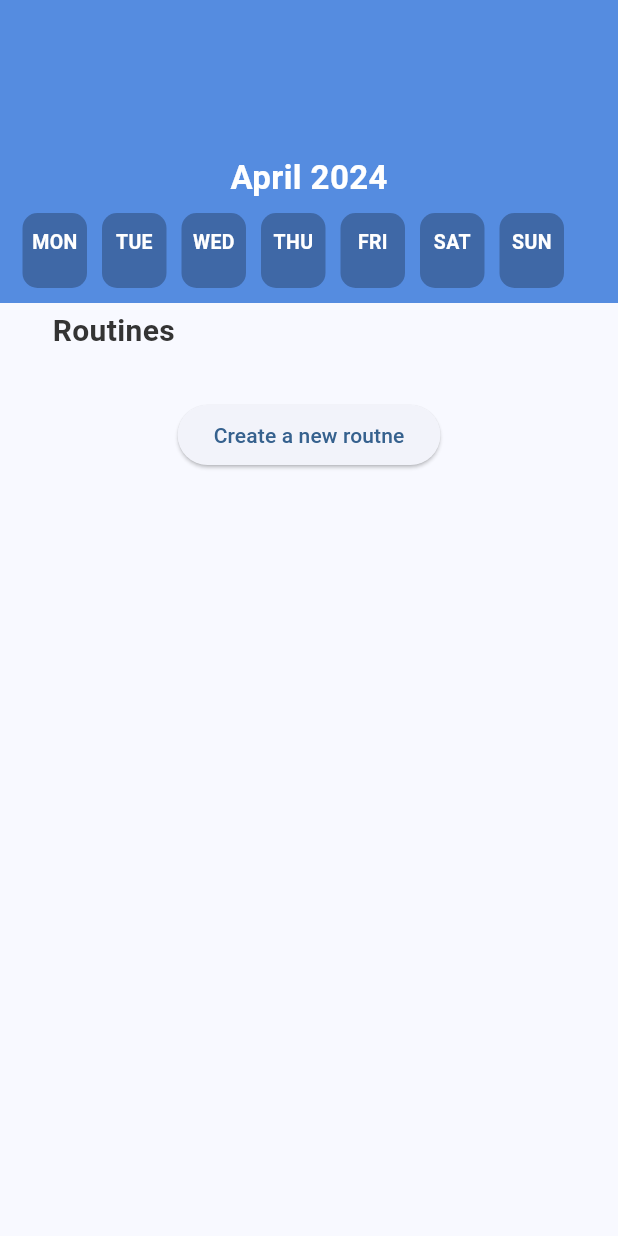
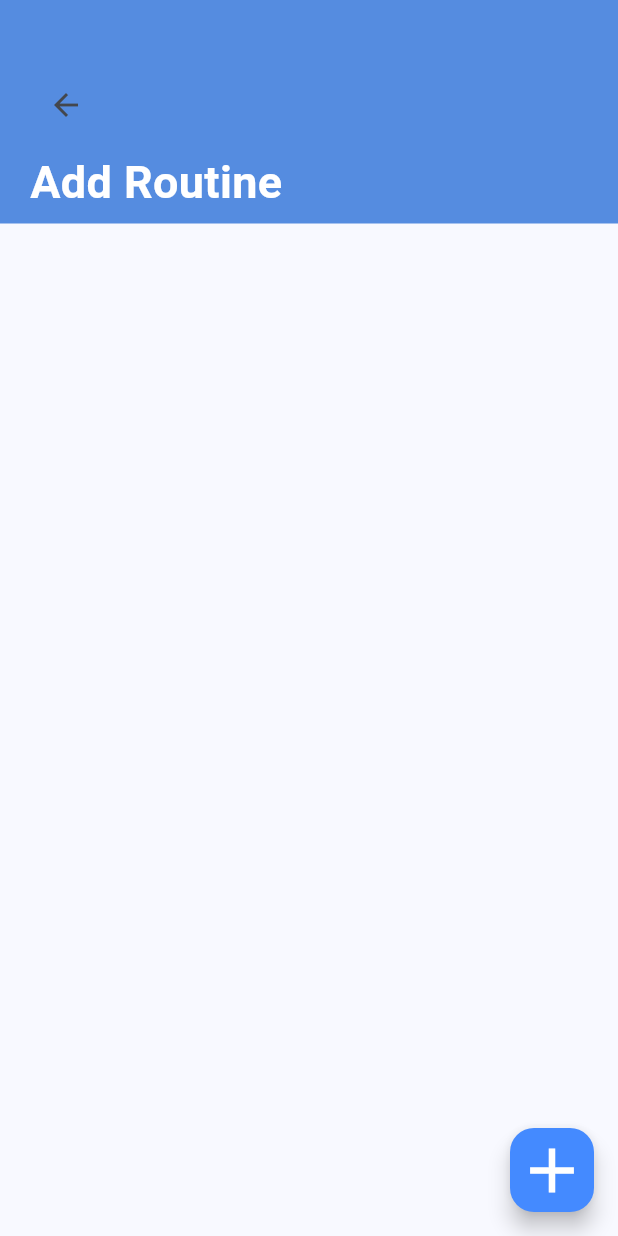
Before and after one commit to afdeanon/SeniorProject, a Flutter app: the WorkoutScreen widget shown alone on an empty page, opened directly, after a tap on "Create a new routne", on a phone screen of 412 x 824 dp. Run offline on Flutter 3.47's test engine with Material 3 defaults, Android fonts, the phone set to English and light mode, and no system bars; our stand-ins replace firebase_auth, firebase_core; missing offline and left inert: dart:ffi; accounts and stored records are empty; Roboto replaces fonts that are missing (SF Pro).

Commit message:
Created add routine and add workout screens:

```diff
--- /dev/null
+++ b/lib/screens/workoutScreens/adding/addRoutine.dart
@@ -0,0 +1,68 @@
+import 'package:flutter/material.dart';
+import 'package:firebase_auth/firebase_auth.dart';
+import 'package:social_workout_app/screens/workoutScreens/adding/addWorkout.dart';
+
+class AddRoutineScreen extends StatefulWidget {
+  const AddRoutineScreen({Key? key, User? user}) : super(key: key);
+
+  @override
+  _AddRoutineScreenState createState() => _AddRoutineScreenState();
+}
+
+class _AddRoutineScreenState extends State<AddRoutineScreen> {
+  @override
+  Widget build(BuildContext context) {
+    return Scaffold(
+      body: Center(
+          child: Column(
+        children: [
+          Container(
+            padding: const EdgeInsets.fromLTRB(20, 6, 10, 10),
+            decoration: const BoxDecoration(color: Color(0xFF558CE0)),
+            alignment: Alignment.topLeft,
+            child: Column(
+              children: [
+                SizedBox(height: 40),
+                Container(
+                  alignment: Alignment.topLeft,
+                  child: IconButton(
+                    icon: Icon(Icons.arrow_back),
+                    onPressed: () {
+                      Navigator.pop(context);
+                    },
+                  ),
+                ),
+                SizedBox(height: 10),
+                Container(
+                  alignment: Alignment.centerLeft,
+                  child: Text(
+                    'Add Routine',
+                    style: TextStyle(
+                      color: Colors.white,
+                      fontSize: 30,
+                      fontFamily: 'SF Pro',
+                      fontWeight: FontWeight.w600,
+                      height: 0,
+                    ),
+                  ),
+                )
+              ],
+              //ADD WORKOUT LIST HERE
+            ),
+          ),
+        ],
+      )),
+      floatingActionButton: FloatingActionButton(
+        onPressed: () {
+          Navigator.of(context).push(
+            MaterialPageRoute(builder: (context) => AddWorkoutScreen()),
+          );
+        },
+        splashColor: Color(0xFF558CE0),
+        foregroundColor: Colors.white,
+        backgroundColor: Colors.blueAccent,
+        child: const Icon(Icons.add, size: 50),
+      ),
+    );
+  }
+}
--- a/lib/screens/workoutScreens/workout/workoutScreen.dart
+++ b/lib/screens/workoutScreens/workout/workoutScreen.dart
@@ -2,6 +2,7 @@ import 'dart:async';
 
 import 'package:flutter/material.dart';
 import 'package:firebase_auth/firebase_auth.dart';
+import 'package:social_workout_app/screens/workoutScreens/adding/addRoutine.dart';
 import 'package:social_workout_app/screens/workoutScreens/workout/horizontalDayListState.dart';
 import 'package:social_workout_app/screens/workoutScreens/workout/routineGridView.dart';
 
@@ -62,7 +63,13 @@ class _WorkoutScreenState extends State<WorkoutScreen> {
             ),
           ]),
         ),
-        ElevatedButton(onPressed: () {}, child: Text("Create a new routne"))
+        ElevatedButton(
+            onPressed: () {
+              Navigator.of(context).push(
+                MaterialPageRoute(builder: (context) => AddRoutineScreen()),
+              );
+            },
+            child: Text("Create a new routne"))
       ]),
     );
   }
```
Also changed, not shown: lib/screens/workoutScreens/adding/addWorkout.dart (added, +56 -0 lines), lib/screens/workoutScreens/adding/workoutAdd.dart (deleted, +0 -141 lines), 1 other file.
